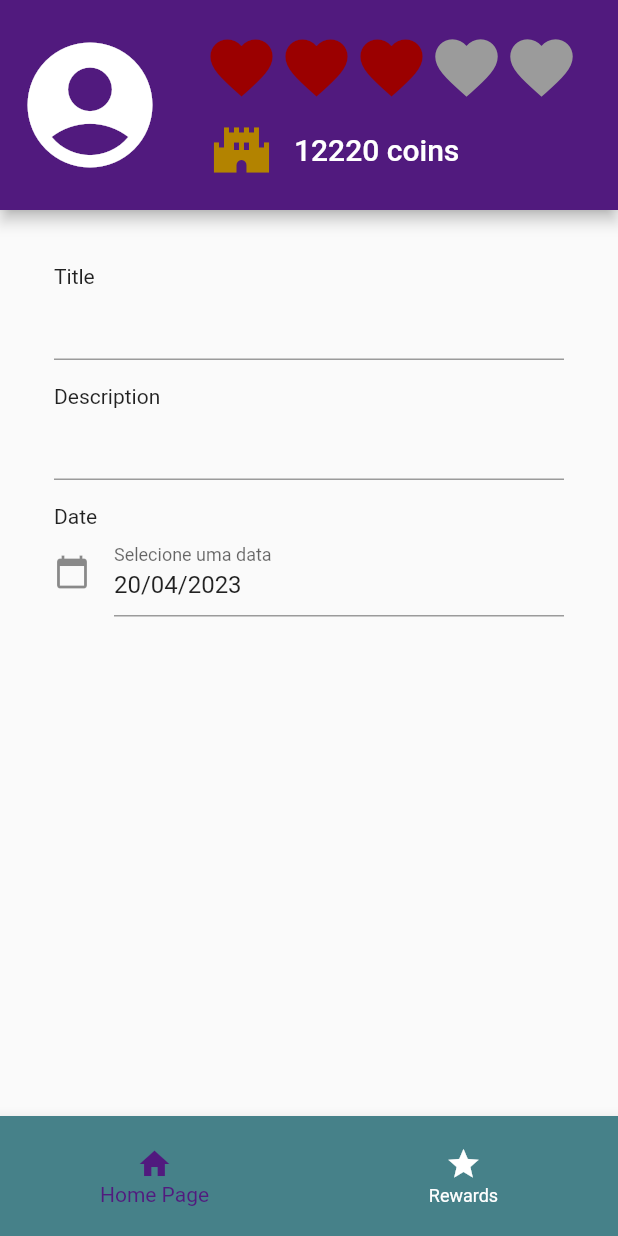
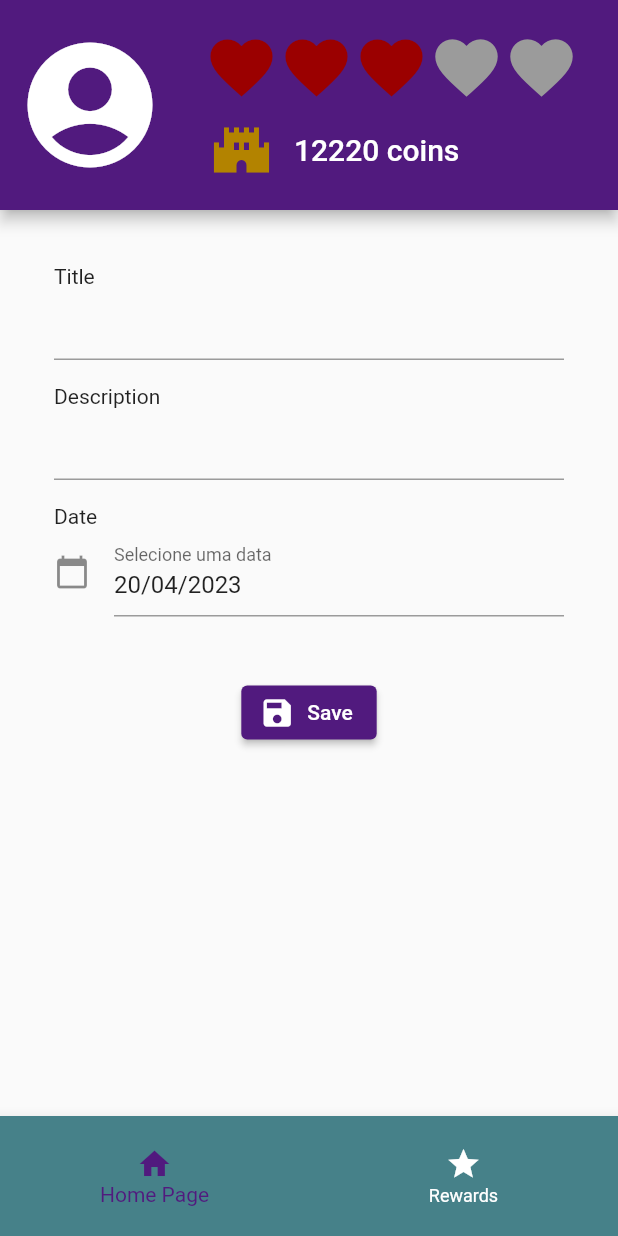
Before and after one commit to camila-fukuda/ryc_desafio_do_modulo_basico, a Flutter app: the screen it shows after launch, after a tap on the "add circle" icon, on a phone screen of 412 x 824 dp. Run offline on Flutter 3.47's test engine with Material 2 defaults, Android fonts, the light colour scheme and no system bars; our stand-ins replace font_awesome_flutter.

Commit message:
Form recebendo o título do dashboard e o botão salvar chamando a função mas não salvando ainda.

```diff
--- a/lib/components/task_form.dart
+++ b/lib/components/task_form.dart
@@ -3,26 +3,27 @@ import 'package:intl/intl.dart';
 
 class TaskForm extends StatefulWidget {
   final Function() goToDashboard;
-
-  const TaskForm(this.goToDashboard, {super.key});
+  String newTaskTitle;
+  TaskForm(this.goToDashboard, this.newTaskTitle, {super.key});
 
   @override
   State<TaskForm> createState() => _TaskFormState();
 }
 
 class _TaskFormState extends State<TaskForm> {
+  final formData = <String, Object>{};
+  final formKey = GlobalKey<FormState>();
+  final dateController =
+      TextEditingController(text: DateFormat('dd/MM/y').format(DateTime.now()));
+
   @override
   Widget build(BuildContext context) {
-    final formData = <String, Object>{};
-    final formKey = GlobalKey<FormState>();
-    final dateController = TextEditingController(
-        text: DateFormat('dd/MM/y').format(DateTime.now()));
-
-    // void saveForm() {
-    //   print('save form');
-    // }
+    void saveForm() {
+      print('save form');
+    }
 
     pressShowDatePicker() {
+      print('pressShowDatePicker');
       showDatePicker(
               context: context,
               initialDate: DateTime.now(),
@@ -32,9 +33,8 @@ class _TaskFormState extends State<TaskForm> {
         if (pickedDate == null) {
           return;
         }
-
         setState(() {
-          print(DateFormat('dd/MM/y').format(pickedDate));
+          print('pickedDate ${DateFormat('dd/MM/y').format(pickedDate)}');
           formData['limitDate'] = pickedDate;
           dateController.text = DateFormat('dd/MM/y').format(pickedDate);
         });
@@ -50,6 +50,7 @@ class _TaskFormState extends State<TaskForm> {
           children: [
             const Text('Title'),
             TextFormField(
+              initialValue: widget.newTaskTitle,
               validator: (title) {
                 if (title == null || title.isEmpty || title.trim().length < 3) {
                   return 'Please enter a title that has at least 3';
@@ -75,6 +76,17 @@ class _TaskFormState extends State<TaskForm> {
               readOnly: true,
               onTap: pressShowDatePicker,
             ),
+            Align(
+              alignment: Alignment.center,
+              child: Padding(
+                padding: const EdgeInsets.only(top: 40),
+                child: ElevatedButton.icon(
+                  onPressed: saveForm,
+                  icon: const Icon(Icons.save),
+                  label: const Text('Save'),
+                ),
+              ),
+            ),
           ],
         ),
       ),
--- a/lib/pages/dashboard_page.dart
+++ b/lib/pages/dashboard_page.dart
@@ -19,7 +19,6 @@ class _DashboardPageState extends State<DashboardPage> {
 
   void _toggleForm() {
     setState(() {
-      print('toggle');
       _showForm = !_showForm;
     });
   }
@@ -27,8 +26,6 @@ class _DashboardPageState extends State<DashboardPage> {
   void _addNewTask(String title) {
     setState(() {
       newTaskTitle = title;
-      print('set new title : $title');
-      print('toggle');
       _showForm = true;
     });
   }
@@ -39,7 +36,7 @@ class _DashboardPageState extends State<DashboardPage> {
       padding: const EdgeInsets.all(20),
       child: Center(
         child: _showForm
-            ? TaskForm(_toggleForm)
+            ? TaskForm(_toggleForm, newTaskTitle)
             : Dashboard(
                 onAddTaskPressed: _addNewTask,
                 taskList: tasks,
```
